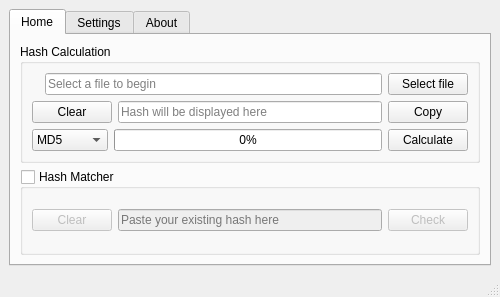
Before: the Qt Designer form ui/mainwindow.ui in Rizwan-Hasan/Free-Hash-Checker, drawn with Qt 5.
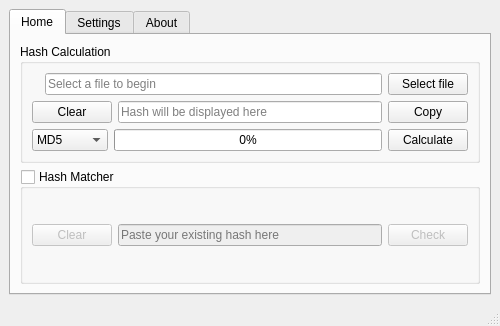
After: the same form once the commit is applied. Icons and pictures are not drawn.

Diff of the .ui file:
```diff
--- a/ui/mainwindow.ui
+++ b/ui/mainwindow.ui
@@ -10,9 +10,15 @@
     <x>0</x>
     <y>0</y>
     <width>500</width>
-    <height>297</height>
+    <height>326</height>
    </rect>
   </property>
+  <property name="sizePolicy">
+   <sizepolicy hsizetype="Preferred" vsizetype="Preferred">
+    <horstretch>0</horstretch>
+    <verstretch>0</verstretch>
+   </sizepolicy>
+  </property>
   <property name="minimumSize">
    <size>
     <width>450</width>
@@ -22,7 +28,7 @@
   <property name="maximumSize">
    <size>
     <width>500</width>
-    <height>326</height>
+    <height>347</height>
    </size>
   </property>
   <property name="windowTitle">
```
Left out of the diff: 3 changed lines with no effect on the pictures.
